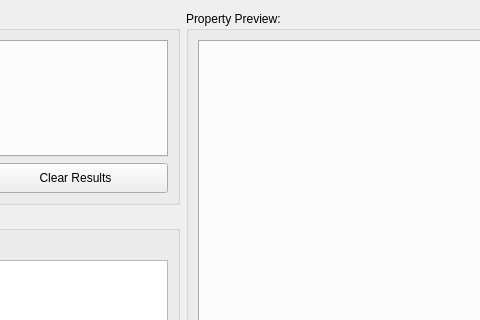
First picture: the form in ui/ui_view_str.ui, repository gltn/stdm, before the edit; both pictures show x 231 to 711 and y 0 to 320 of the 916 by 600 pixel window.
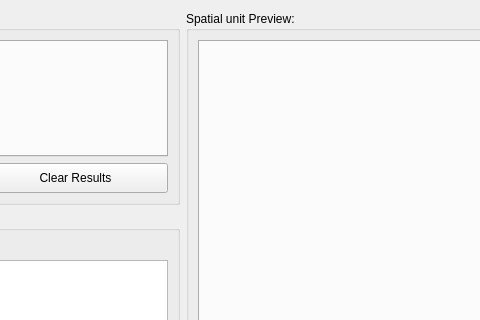
Second picture: the form after the edit. Icons and pictures are not drawn. Custom widgets are drawn as their Qt base class.

Patch:
```diff
--- a/ui/ui_view_str.ui
+++ b/ui/ui_view_str.ui
@@ -88,7 +88,7 @@
       </sizepolicy>
      </property>
      <property name="title">
-      <string>Property Preview:</string>
+      <string>Spatial unit Preview:</string>
      </property>
      <layout class="QGridLayout" name="gridLayout">
       <item row="0" column="0">
```
